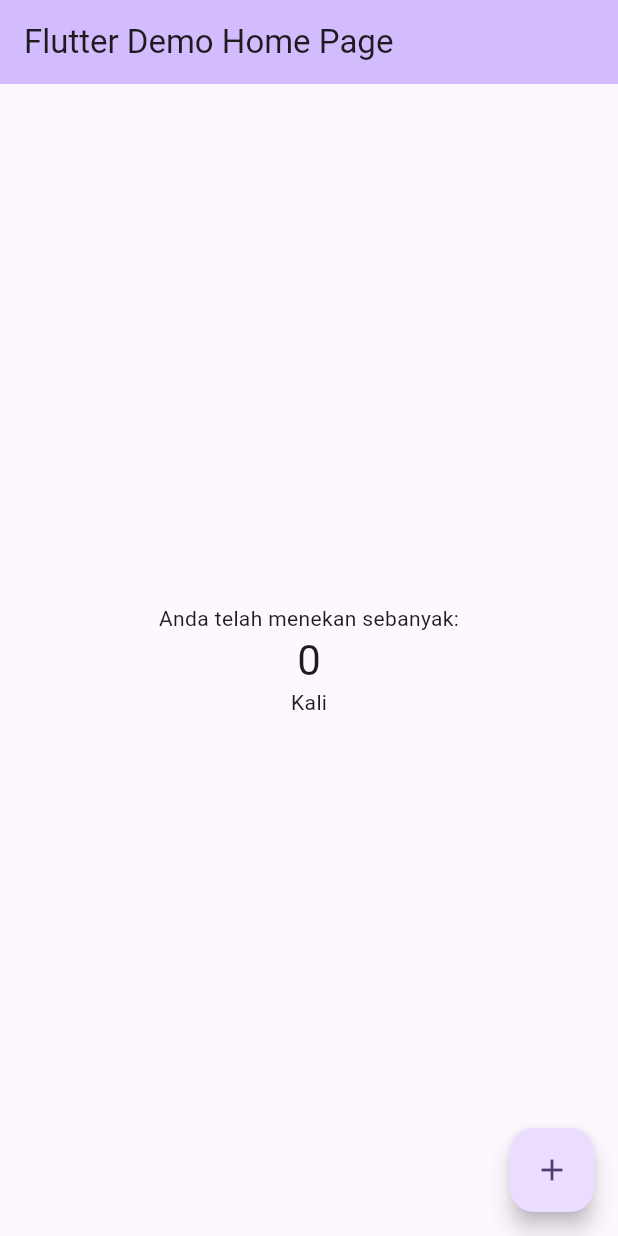
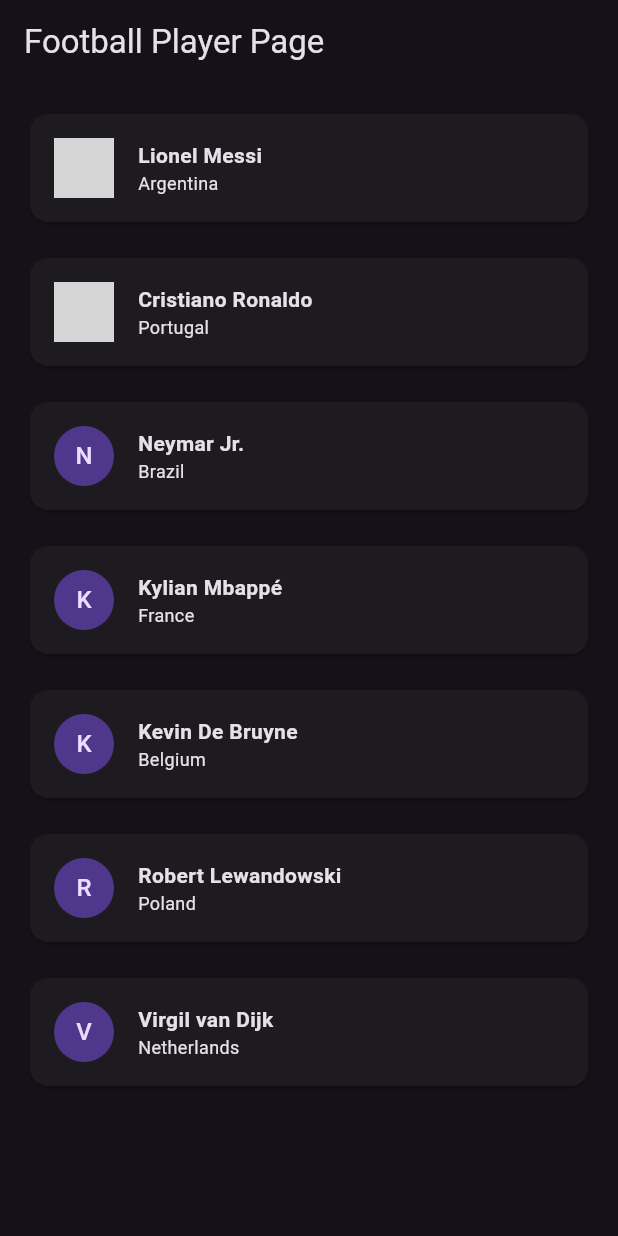
Before and after one commit to dedyprast/app_ehibah, a Flutter app: the screen it shows after launch, on a phone screen of 412 x 824 dp. Run offline on Flutter 3.47's test engine with Material 3 defaults, Android fonts, the phone set to English and light mode, and no system bars; network calls fail; grey boxes are pictures that could not be loaded.

Commit message:
pertemuan 3

```diff
--- a/lib/main.dart
+++ b/lib/main.dart
@@ -1,3 +1,4 @@
+import 'package:app_ehibah/pages/football_player_page.dart';
 import 'package:flutter/material.dart';
 
 void main() {
@@ -12,55 +13,8 @@ class MyApp extends StatelessWidget {
   Widget build(BuildContext context) {
     return MaterialApp(
       title: 'Flutter Demo',
-      theme: ThemeData(colorScheme: .fromSeed(seedColor: Colors.deepPurple)),
-      home: const MyHomePage(title: 'Flutter Demo Home Page'),
+      theme: ThemeData(brightness: Brightness.dark),
+      home: const FootballPlayerPage(),
     );
   }
 }
-
-class MyHomePage extends StatefulWidget {
-  const MyHomePage({super.key, required this.title});
-
-  final String title;
-
-  @override
-  State<MyHomePage> createState() => _MyHomePageState();
-}
-
-class _MyHomePageState extends State<MyHomePage> {
-  int _counter = 0;
-
-  void _incrementCounter() {
-    setState(() {
-      _counter++;
-    });
-  }
-
-  @override
-  Widget build(BuildContext context) {
-    return Scaffold(
-      appBar: AppBar(
-        backgroundColor: Theme.of(context).colorScheme.inversePrimary,
-        title: Text(widget.title),
-      ),
-      body: Center(
-        child: Column(
-          mainAxisAlignment: .center,
-          children: [
-            const Text('Anda telah menekan sebanyak:'),
-            Text(
-              '$_counter',
-              style: Theme.of(context).textTheme.headlineMedium,
-            ),
-            const Text('Kali'),
-          ],
-        ),
-      ),
-      floatingActionButton: FloatingActionButton(
-        onPressed: _incrementCounter,
-        tooltip: 'Increment',
-        child: const Icon(Icons.add),
-      ),
-    );
-  }
-}
--- /dev/null
+++ b/lib/pages/football_player_page.dart
@@ -0,0 +1,62 @@
+import 'package:flutter/material.dart';
+import 'package:app_ehibah/widgets/football_player_widget.dart';
+
+class FootballPlayerPage extends StatefulWidget {
+  const FootballPlayerPage({super.key});
+
+  @override
+  State<FootballPlayerPage> createState() => _FootballPlayerPageState();
+}
+
+class _FootballPlayerPageState extends State<FootballPlayerPage> {
+  final footballPlayers = [
+    {
+      "name": "Lionel Messi",
+      "country": "Argentina",
+      "imageUrl":
+          "https://hips.hearstapps.com/hmg-prod/images/lionel-messi-celebrates-after-their-sides-third-goal-by-news-photo-1686170172.jpg?crop=0.66653xw:1xh;center,top&resize=640:*",
+    },
+    {
+      "name": "Cristiano Ronaldo",
+      "country": "Portugal",
+      "imageUrl":
+          "https://upload.wikimedia.org/wikipedia/commons/thumb/d/d7/Cristiano_Ronaldo_playing_for_Al_Nassr_FC_against_Persepolis%2C_September_2023_%28cropped%29.jpg/500px-Cristiano_Ronaldo_playing_for_Al_Nassr_FC_against_Persepolis%2C_September_2023_%28cropped%29.jpg",
+    },
+    {"name": "Neymar Jr.", "country": "Brazil", "imageUrl": null},
+    {"name": "Kylian Mbappé", "country": "France", "imageUrl": null},
+    {"name": "Kevin De Bruyne", "country": "Belgium", "imageUrl": null},
+    {"name": "Robert Lewandowski", "country": "Poland", "imageUrl": null},
+    {"name": "Virgil van Dijk", "country": "Netherlands", "imageUrl": null},
+  ];
+
+  final favoritePlayers = <String>{};
+
+  void toggleFavorite(String playerName) {
+    setState(() {
+      if (favoritePlayers.contains(playerName)) {
+        favoritePlayers.remove(playerName);
+      } else {
+        favoritePlayers.add(playerName);
+      }
+    });
+  }
+
+  @override
+  Widget build(BuildContext context) {
+    return Scaffold(
+      appBar: AppBar(title: const Text('Football Player Page')),
+      body: ListView.separated(
+        padding: EdgeInsets.all(16.0),
+        itemCount: footballPlayers.length,
+        separatorBuilder: (_, __) => const SizedBox(height: 16),
+        itemBuilder: (_, index) => FootballPlayerWidget(
+          name: footballPlayers[index]['name']!,
+          country: footballPlayers[index]['country']!,
+          imageUrl: footballPlayers[index]['imageUrl'],
+          isFavorite: favoritePlayers.contains(footballPlayers[index]['name']!),
+          onTap: () => toggleFavorite(footballPlayers[index]['name']!),
+        ),
+      ),
+    );
+  }
+}
--- /dev/null
+++ b/lib/pages/home_page.dart
@@ -0,0 +1,46 @@
+import 'package:flutter/material.dart';
+import 'package:app_ehibah/widgets/counter_text_widget.dart';
+
+class MyHomePage extends StatefulWidget {
+  const MyHomePage({super.key, required this.title});
+
+  final String title;
+
+  @override
+  State<MyHomePage> createState() => _MyHomePageState();
+}
+
+class _MyHomePageState extends State<MyHomePage> {
+  int _counter = 0;
+
+  @override
+  void initState() {
+    print('HomePage InitState Called');
+    _counter = 10;
+    super.initState();
+  }
+
+  void _incrementCounter() {
+    setState(() {
+      _counter++;
+    });
+    print('Incrementing Counter: $_counter');
+  }
+
+  @override
+  Widget build(BuildContext context) {
+    print('HomePage Build Method Called: $_counter');
+    return Scaffold(
+      appBar: AppBar(
+        backgroundColor: Theme.of(context).colorScheme.inversePrimary,
+        title: Text(widget.title),
+      ),
+      body: Center(child: CounterTextWidget(counter: _counter)),
+      floatingActionButton: FloatingActionButton(
+        onPressed: _incrementCounter,
+        tooltip: 'Increment',
+        child: const Icon(Icons.add),
+      ),
+    );
+  }
+}
--- /dev/null
+++ b/lib/widgets/counter_text_widget.dart
@@ -0,0 +1,18 @@
+import 'package:flutter/material.dart';
+
+class CounterTextWidget extends StatelessWidget {
+  final int? counter;
+
+  const CounterTextWidget({super.key, this.counter});
+
+  @override
+  Widget build(BuildContext context) {
+    return Column(
+      mainAxisAlignment: MainAxisAlignment.center,
+      children: [
+        const Text('You have pushed the button this many times:'),
+        Text('$counter', style: Theme.of(context).textTheme.headlineMedium),
+      ],
+    );
+  }
+}
--- /dev/null
+++ b/lib/widgets/football_player_widget.dart
@@ -0,0 +1,63 @@
+import 'package:flutter/material.dart';
+
+// Stateless hanya akan menampilkan, akan berubah jika statefull mengalami build ulang
+// Fungsi stateless hanya untuk menampilkan UI
+// set state hanya bisa di dtateful widget
+
+class FootballPlayerWidget extends StatelessWidget {
+  final String name;
+  final String country;
+  final String? imageUrl;
+  final bool isFavorite;
+  final Function()? onTap;
+
+  const FootballPlayerWidget({
+    super.key,
+    required this.name,
+    required this.country,
+    this.imageUrl,
+    this.isFavorite = false,
+    this.onTap,
+  });
+
+  @override
+  Widget build(BuildContext context) {
+    return GestureDetector(
+      onTap: onTap?.call,
+      child: Card(
+        child: Container(
+          width: double.infinity,
+          padding: const EdgeInsets.all(16.0),
+          child: Row(
+            spacing: 16,
+            children: [
+              CircleAvatar(
+                foregroundImage: imageUrl != null
+                    ? NetworkImage(imageUrl!)
+                    : null,
+                child: Text(name.isNotEmpty ? name[0] : "?"),
+              ),
+              Expanded(
+                child: Column(
+                  crossAxisAlignment: CrossAxisAlignment.start,
+                  mainAxisSize: MainAxisSize.min,
+                  children: [
+                    Text(
+                      name,
+                      style: TextStyle(
+                        fontSize: 14,
+                        fontWeight: FontWeight.bold,
+                      ),
+                    ),
+                    Text(country, style: TextStyle(fontSize: 12)),
+                  ],
+                ),
+              ),
+              if (isFavorite) Icon(Icons.star, color: Colors.amber),
+            ],
+          ),
+        ),
+      ),
+    );
+  }
+}
```
